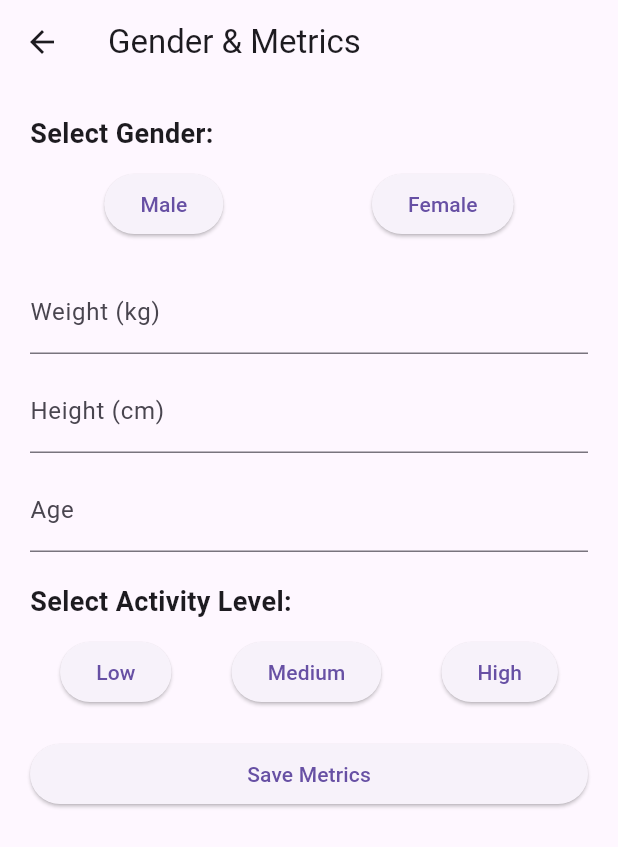
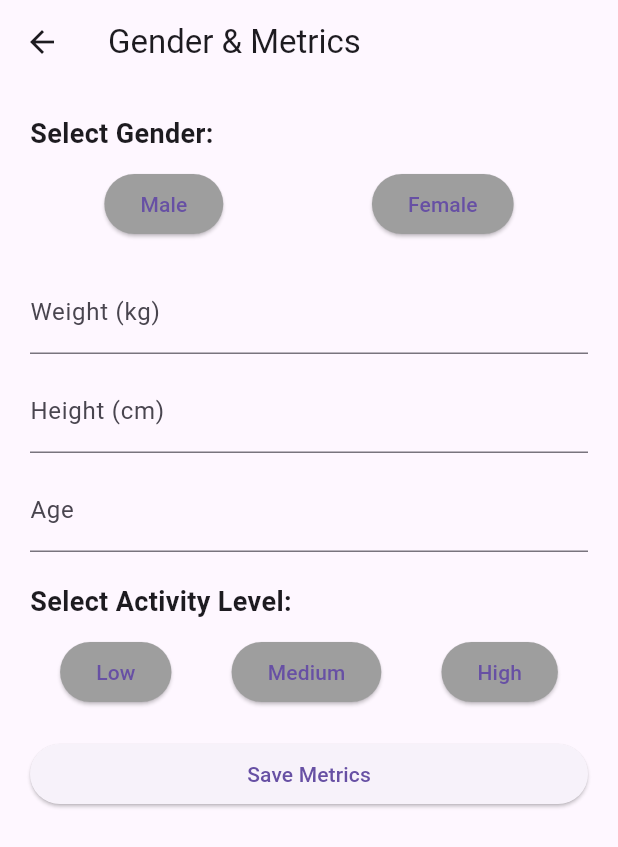
Before and after one commit to rekk5/RestaurantApp, a Flutter app: the GenderMetricsPage screen opened by its route, on a phone screen of 412 x 824 dp. Shown: the top 847 px of the screen. Run offline on Flutter 3.47's test engine with Material 3 defaults, Android fonts, the phone set to English and light mode, and no system bars; our stand-ins replace cloud_firestore, firebase_auth, firebase_core; accounts and stored records are empty.

```diff
--- a/lib/feed_back.dart
+++ b/lib/feed_back.dart
@@ -3,7 +3,7 @@
 import 'package:flutter/material.dart';
 
 class FeedbackPage extends StatefulWidget {
-  const FeedbackPage({Key? key}) : super(key: key);
+  const FeedbackPage({super.key});
 
   @override
   _FeedbackPageState createState() => _FeedbackPageState();
--- a/lib/gender_metrics_page.dart
+++ b/lib/gender_metrics_page.dart
@@ -81,7 +81,15 @@ class _GenderMetricsPageState extends State<GenderMetricsPage> {
                       selectedGender = 'Male';
                     });
                   },
-                  child: const Text('Male'),
+                style: ButtonStyle(
+                  backgroundColor: MaterialStateProperty.resolveWith<Color>(
+                    (Set<MaterialState> states) {
+                      if (selectedGender == 'Male') return Colors.blue;  // Selected color
+                        return Colors.grey;  // Default color
+                    },
+                  ),
+                 ),
+                child: const Text('Male'),
                 ),
                 ElevatedButton(
                   onPressed: () {
@@ -89,7 +97,15 @@ class _GenderMetricsPageState extends State<GenderMetricsPage> {
                       selectedGender = 'Female';
                     });
                   },
-                  child: const Text('Female'),
+                  style: ButtonStyle(
+                    backgroundColor: MaterialStateProperty.resolveWith<Color>(
+                      (Set<MaterialState> states) {
+                        if (selectedGender == 'Female') return Colors.blue;  // Selected color
+                          return Colors.grey;  // Default color
+                      },
+                    ),
+                  ),
+                child: const Text('Female'),
                 ),
               ],
             ),
@@ -147,6 +163,14 @@ class _GenderMetricsPageState extends State<GenderMetricsPage> {
                       activityLevel = 'Low';
                     });
                   },
+                  style: ButtonStyle(
+                    backgroundColor: MaterialStateProperty.resolveWith<Color>(
+                      (Set<MaterialState> states) {
+                        if (activityLevel == 'Low') return Colors.blue;  // Selected color
+                        return Colors.grey;  // Default color
+                      },
+                    ),
+                  ),
                   child: const Text('Low'),
                 ),
                 ElevatedButton(
@@ -155,6 +179,14 @@ class _GenderMetricsPageState extends State<GenderMetricsPage> {
                       activityLevel = 'Medium';
                     });
                   },
+                  style: ButtonStyle(
+                    backgroundColor: MaterialStateProperty.resolveWith<Color>(
+                      (Set<MaterialState> states) {
+                        if (activityLevel == 'Medium') return Colors.blue;  // Selected color
+                        return Colors.grey;  // Default color
+                      },
+                    ),
+                  ),
                   child: const Text('Medium'),
                 ),
                 ElevatedButton(
@@ -163,10 +195,18 @@ class _GenderMetricsPageState extends State<GenderMetricsPage> {
                       activityLevel = 'High';
                     });
                   },
-                  child: const Text('High'),
+                child: const Text('High'),
+                style: ButtonStyle(
+                  backgroundColor: MaterialStateProperty.resolveWith<Color>(
+                    (Set<MaterialState> states) {
+                      if (activityLevel == 'High') return Colors.blue;  // Selected color
+                      return Colors.grey;  // Default color
+                    },
+                  ),
                 ),
-              ],
-            ),
+              ),
+            ],
+          ),
             const SizedBox(height: 20.0),
             ElevatedButton(
               onPressed: saveMetrics,
--- a/lib/home_screen.dart
+++ b/lib/home_screen.dart
@@ -5,7 +5,7 @@ import 'gender_metrics_page.dart'; // Import your GenderMetricsPage file here
 import 'feed_back.dart';
 
 class HomeScreen extends StatefulWidget {
-  const HomeScreen({Key? key}) : super(key: key);
+  const HomeScreen({super.key});
 
   @override
   State<HomeScreen> createState() => _HomeScreenState();
--- a/lib/main.dart
+++ b/lib/main.dart
@@ -37,9 +37,9 @@ class MyApp extends StatelessWidget {
         // RestaurantPage route
         '/RestaurantPage': (context) => const RestaurantPage(),
         // LoginPage route
-        '/login': (context) => LoginPage(),
+        '/login': (context) => const LoginPage(),
         // RegisterPage route
-        '/register': (context) => RegisterPage(),
+        '/register': (context) => const RegisterPage(),
       },
     );
   }
```
Also changed, not shown: lib/login.dart (+12 -12 lines), lib/register.dart (+11 -11 lines), 1 other file.
